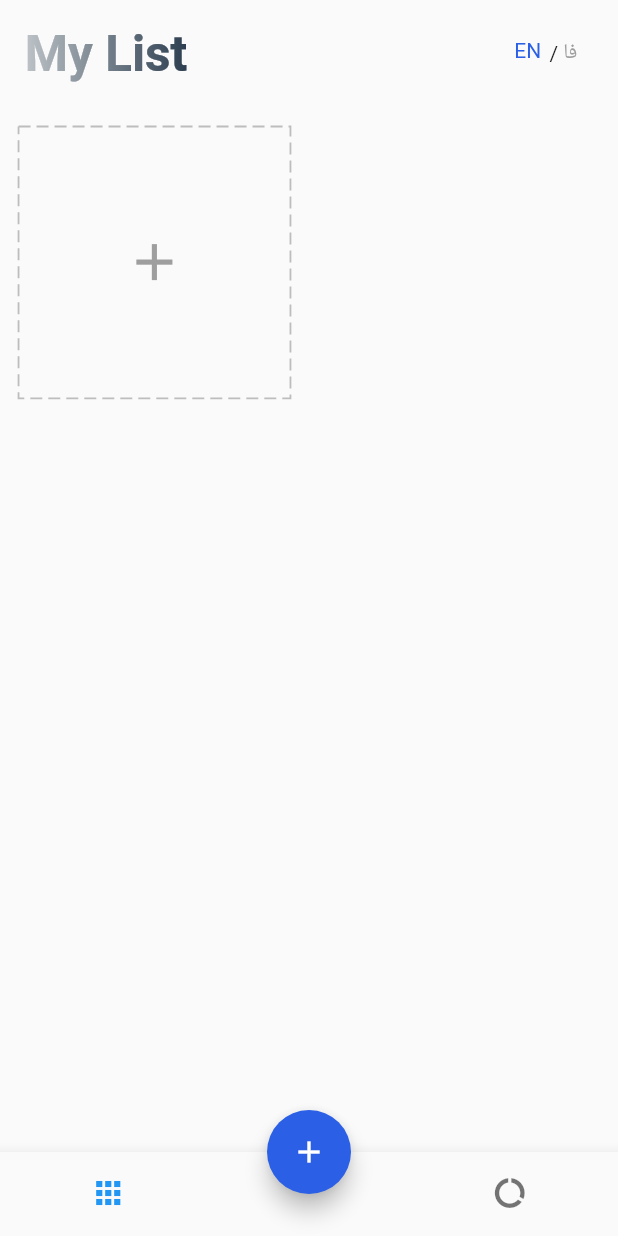
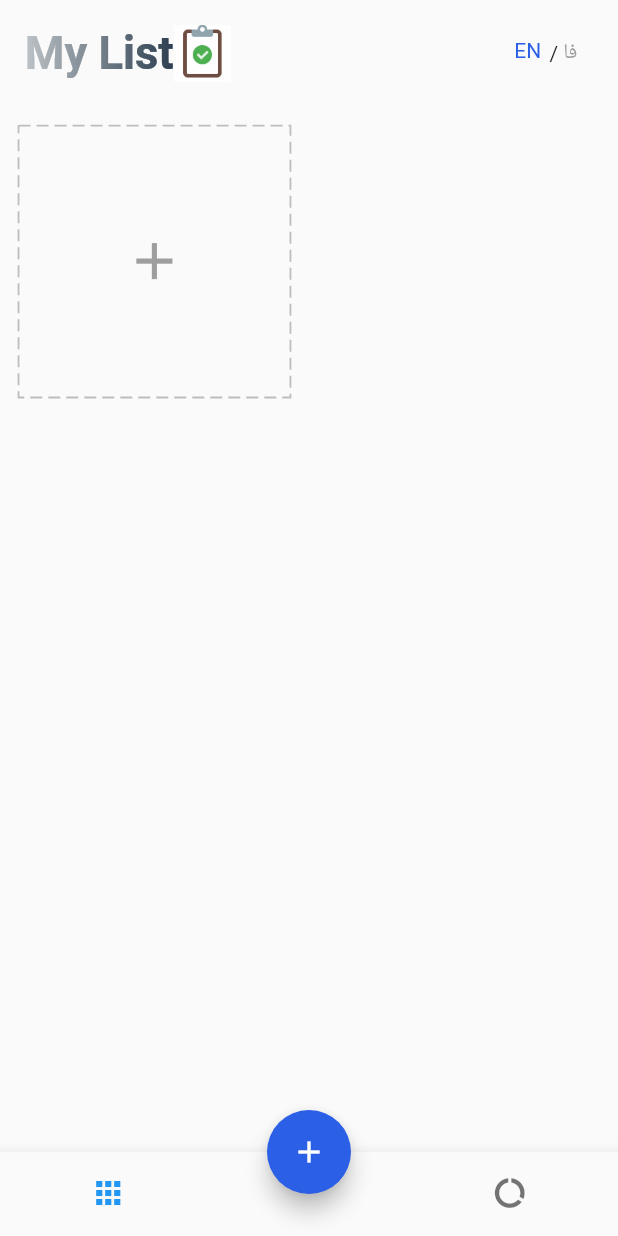
Before and after one commit to imthemobin/TODO, a Flutter app: the screen it shows after launch, after a tap on "EN", on a phone screen of 412 x 824 dp. Run offline on Flutter 3.47's test engine with Material 2 defaults, Android fonts, the phone set to English and light mode, and no system bars; drawn by our look-alikes of dotted_border, simple_gradient_text; our stand-ins replace equatable, flutter_easyloading, flutter_spinkit, get, get_storage, step_progress_indicator; statements that could not run were skipped.

Commit message:
add_splash_screen

```diff
--- a/todo/lib/app/modules/home/view.dart
+++ b/todo/lib/app/modules/home/view.dart
@@ -14,7 +14,6 @@ import 'package:simple_gradient_text/simple_gradient_text.dart';
 
 class Home extends GetView<HomeController> {
   Home({Key? key}) : super(key: key);
-
   final langsController = Get.put(LangsController());
   @override
   Widget build(BuildContext context) {
@@ -29,14 +28,19 @@ class Home extends GetView<HomeController> {
                   children: [
                     Padding(
                       padding: EdgeInsets.all(4.0.wp),
-                      child: GradientText(
-                        'My List'.tr,
-                        colors: const[
-                          Color.fromARGB(255, 189, 195, 199),
-                          Color.fromARGB(255, 44, 62, 80)
+                      child: Row(
+                        children: [
+                          GradientText(
+                            'My List'.tr,
+                            colors: const[
+                              Color.fromARGB(255, 189, 195, 199),
+                              Color.fromARGB(255, 44, 62, 80)
+                            ],
+                            style: TextStyle(
+                                fontSize: 22.0.sp, fontWeight: FontWeight.bold,),
+                          ),
+                          Image.asset('assets/images/task.gif',scale: 5,)
                         ],
-                        style: TextStyle(
-                            fontSize: 24.0.sp, fontWeight: FontWeight.bold,),
                       ),
                     ),
                     Padding(
--- /dev/null
+++ b/todo/lib/app/modules/splash_screen/splash_controller.dart
@@ -0,0 +1,11 @@
+import 'package:get/get.dart';
+import 'package:todo/app/modules/home/view.dart';
+
+class SplashController extends GetxController {
+  @override
+  void onReady() async {
+    super.onReady();
+    await Future.delayed(const Duration(seconds: 3));
+    Get.to(() => Home());
+  }
+}
--- /dev/null
+++ b/todo/lib/app/modules/splash_screen/splash_screen.dart
@@ -0,0 +1,47 @@
+import 'package:flutter/material.dart';
+import 'package:flutter_spinkit/flutter_spinkit.dart';
+import 'package:get/get.dart';
+import 'package:simple_gradient_text/simple_gradient_text.dart';
+import 'package:todo/app/core/utils/extensions.dart';
+import 'package:todo/app/core/values/colors.dart';
+import 'package:todo/app/modules/splash_screen/splash_controller.dart';
+
+class SplashScreen extends GetView<SplashController> {
+  final splashController = Get.put(SplashController());
+
+  SplashScreen({Key? key}) : super(key: key);
+  @override
+  Widget build(BuildContext context) {
+    return Scaffold(
+      backgroundColor: Colors.white,
+        body: Center(
+      child: Column(
+        mainAxisAlignment: MainAxisAlignment.center,
+        children: [
+          Image.asset(
+            'assets/images/splash.gif',
+            scale: 1.5,
+          ),
+          GradientText('Todo APP | برنامه انجام وظایف', colors: const[
+            Color.fromARGB(255, 189, 195, 199),
+            Color.fromARGB(255, 44, 62, 80)
+          ],
+          style: TextStyle(
+            fontSize: 14.0.sp
+          ),
+          ),
+          SizedBox(height: 2.0.wp,),
+          Text('Developer: Mobin MasharMaleki',style: TextStyle(
+            color: Colors.black,
+            fontSize: 8.0.sp
+          ),),
+          SizedBox(height: 10.0.wp,),
+          SpinKitFadingCube(
+            color: purple.withOpacity(0.5),
+            size: 40,
+          )
+        ],
+      ),
+    ));
+  }
+}
--- a/todo/lib/main.dart
+++ b/todo/lib/main.dart
@@ -3,9 +3,9 @@ import 'package:get/get.dart';
 import 'package:get_storage/get_storage.dart';
 import 'package:todo/app/data/services/storage/services.dart';
 import 'package:todo/app/modules/home/binding.dart';
-import 'package:todo/app/modules/home/view.dart';
 import 'package:flutter_easyloading/flutter_easyloading.dart';
 import 'package:todo/app/translations/localization_service.dart';
+import 'app/modules/splash_screen/splash_screen.dart';
 
 void main() async {
   WidgetsFlutterBinding.ensureInitialized();
@@ -25,7 +25,7 @@ class MyApp extends StatelessWidget {
       fallbackLocale: const Locale('en', 'Us'),
       debugShowCheckedModeBanner: false,
       title: 'TODO app',
-      home: Home(),
+      home: SplashScreen(),
       initialBinding: HomeBinding(),
       builder: EasyLoading.init(),
     );
--- a/todo/pubspec.yaml
+++ b/todo/pubspec.yaml
@@ -42,6 +42,7 @@ dependencies:
   step_progress_indicator: ^1.0.2
   intl: ^0.17.0
   simple_gradient_text: ^1.2.3
+  flutter_spinkit: ^5.1.0
 
 dev_dependencies:
   flutter_test:
```
Also changed, not shown: todo/assets/images/splash.gif (added), todo/assets/images/task.gif (added), todo/pubspec.lock.
